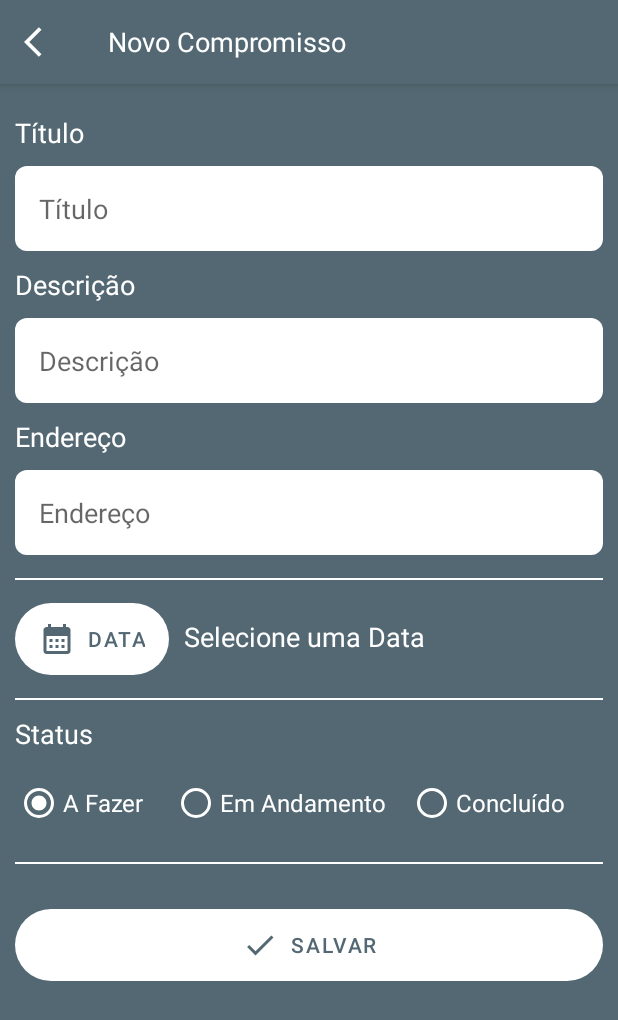
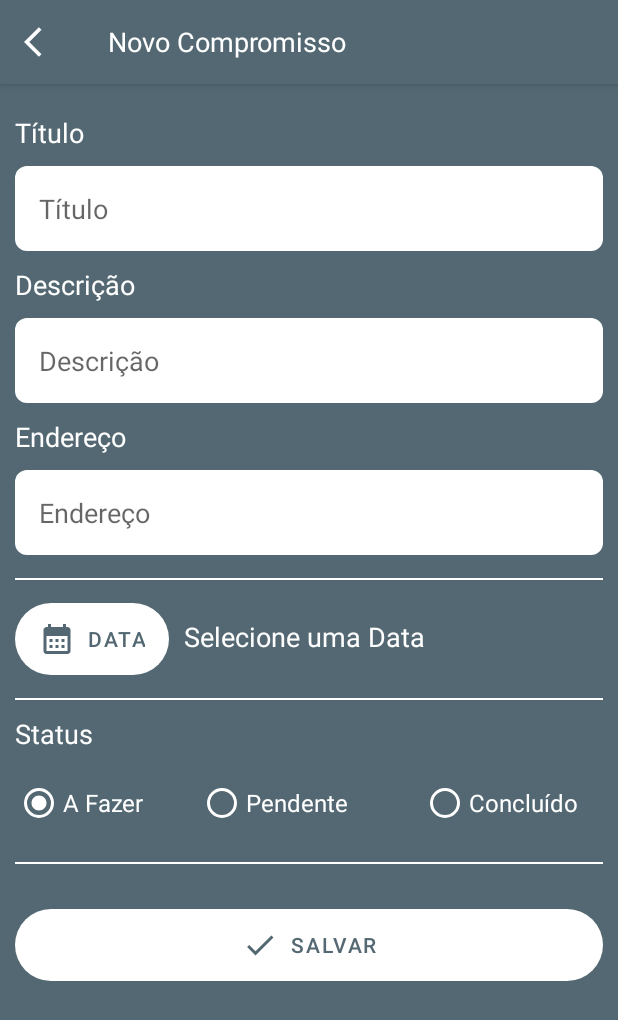
Before and after one commit to weskleyMDev/AndroidProjects, an Android app: the FormFragment screen opened through its navigation route, after a tap on "SALVAR", on a phone screen of 412 x 824 dp. Shown: the top 1020 px of the screen. Run offline under Robolectric (Android 15) with nearby library versions, the phone set to English and light mode, and no system bars; our stand-ins replace Firebase (no records; nobody signed in at launch, a user with empty details on screens opened directly).

Commit message:
alertas atualizados

```diff
--- a/MobileProject/app/src/main/AndroidManifest.xml
+++ b/MobileProject/app/src/main/AndroidManifest.xml
@@ -25,6 +25,9 @@
                 android:name="android.app.lib_name"
                 android:value="" />
         </activity>
+        <meta-data
+            android:name="com.google.android.geo.API_KEY"
+            android:value="${MAPS_API_KEY}" />
     </application>
 
 </manifest>
--- a/MobileProject/app/src/main/java/com/mbweskley/mobileproject/ui/FormFragment.kt
+++ b/MobileProject/app/src/main/java/com/mbweskley/mobileproject/ui/FormFragment.kt
@@ -77,7 +77,7 @@ class FormFragment : BaseFragment(), DatePickerDialog.OnDateSetListener {
             task.status = setStatus
             saveTasks()
         } else {
-            Toast.makeText(requireContext(), "Campo Título Está Vazio!", Toast.LENGTH_SHORT)
+            Toast.makeText(requireContext(), "Preencha todos os campos!", Toast.LENGTH_SHORT)
                 .show()
         }
     }
--- a/MobileProject/app/src/main/java/com/mbweskley/mobileproject/ui/HomeFragment.kt
+++ b/MobileProject/app/src/main/java/com/mbweskley/mobileproject/ui/HomeFragment.kt
@@ -41,7 +41,7 @@ class HomeFragment : Fragment() {
         binding.vpViewPage.adapter = adapter
 
         adapter.addFragment(TodoFragment(), "A Fazer")
-        adapter.addFragment(DoingFragment(), "Em Andamento")
+        adapter.addFragment(DoingFragment(), "Pendente")
         adapter.addFragment(DoneFragment(), "Concluído")
 
         binding.vpViewPage.offscreenPageLimit = adapter.itemCount
--- a/MobileProject/app/src/main/res/layout/fragment_form.xml
+++ b/MobileProject/app/src/main/res/layout/fragment_form.xml
@@ -160,7 +160,7 @@
                     android:id="@+id/rb_fazer"
                     android:layout_width="match_parent"
                     android:layout_height="wrap_content"
-                    android:layout_weight="1.1"
+                    android:layout_weight="1"
                     android:buttonTint="@color/white"
                     android:checked="true"
                     android:text="@string/tv_a_fazer"
@@ -173,7 +173,7 @@
                     android:layout_height="wrap_content"
                     android:layout_weight="0.9"
                     android:buttonTint="@color/white"
-                    android:text="@string/tv_em_andamento"
+                    android:text="@string/tv_pendente"
                     android:textColor="@color/white"
                     android:textSize="16sp" />
 
--- a/MobileProject/app/src/main/res/values/strings.xml
+++ b/MobileProject/app/src/main/res/values/strings.xml
@@ -36,7 +36,7 @@
     <string name="SENHA_VAZIO">Campo senha está vazio!</string>
     <string name="VERIFICAR_EMAIL">Verifique seu e-mail para recuperar sua conta!</string>
 
-    <string name="tv_em_andamento">Em Andamento</string>
+    <string name="tv_pendente">Pendente</string>
     <string name="tv_concluido">Concluído</string>
     <string name="tv_a_fazer">A Fazer</string>
     <string name="bt_editar">Editar</string>
--- a/MobileProject/build.gradle
+++ b/MobileProject/build.gradle
@@ -11,4 +11,5 @@ plugins {
     id 'com.android.application' version '7.3.1' apply false
     id 'com.android.library' version '7.3.1' apply false
     id 'org.jetbrains.kotlin.android' version '1.7.20' apply false
+    id 'com.google.android.libraries.mapsplatform.secrets-gradle-plugin' version '2.0.1' apply false
 }
```
Also changed, not shown: MobileProject/app/build.gradle (+9 -3 lines).
